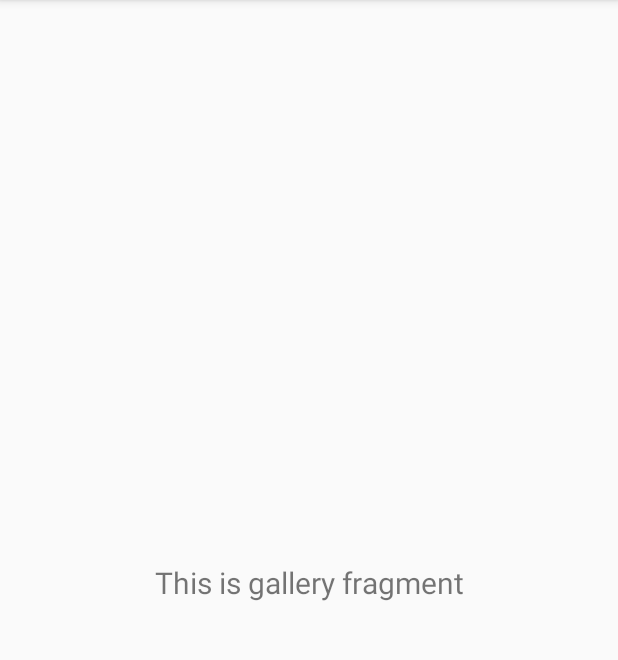
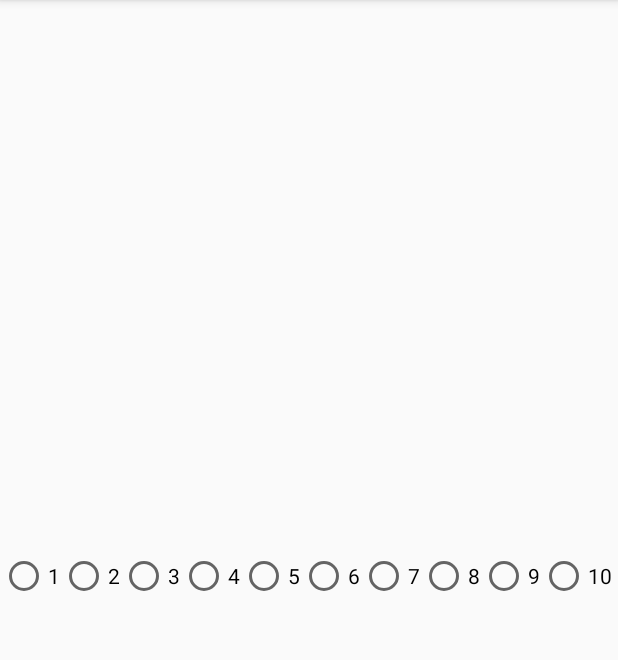
Before and after one commit to APoolio/CoffeeTracker, an Android app: the fragment GalleryFragment shown on its own in the app's theme, on a phone screen of 412 x 824 dp, the part 84-744 px from its top. Run offline under Robolectric (Android 15) with nearby library versions, the phone set to English and light mode, and no system bars; Roboto replaces fonts that are not available here.

```diff
--- a/app/src/main/java/com/example/coffeetracker/Coffee.java
+++ b/app/src/main/java/com/example/coffeetracker/Coffee.java
@@ -26,6 +26,8 @@ public class Coffee
     @ColumnInfo(name = "timeList")
     private ArrayList<String> mTimes = new ArrayList<>();
 
+    //@ColumnInfo(name = "productivityList")
+    //private ArrayList<String> mProductivity = new ArrayList<>();
 
     public Coffee(@NonNull String date, int count, ArrayList<String> times)
     {
@@ -40,6 +42,8 @@ public class Coffee
 
     public ArrayList<String> getTimes() { return mTimes; }
 
+    public ArrayList<String> getProductivity() { return mTimes; }
+
     public void setCount (int count) { this.mCount = count; }
 
     public void setDate (String date) { this.mDate = date; }
--- a/app/src/main/java/com/example/coffeetracker/CoffeeDao.java
+++ b/app/src/main/java/com/example/coffeetracker/CoffeeDao.java
@@ -22,4 +22,7 @@ public interface CoffeeDao
 
     @Query("SELECT * FROM coffee_table")
     LiveData<List<Coffee>> getAllCoffee();
+
+    @Query("SELECT * FROM coffee_table WHERE date = :date")
+    Coffee findCoffee(String date);
 }
--- a/app/src/main/java/com/example/coffeetracker/CoffeeViewModel.java
+++ b/app/src/main/java/com/example/coffeetracker/CoffeeViewModel.java
@@ -14,6 +14,7 @@ public class CoffeeViewModel extends AndroidViewModel
     //Reference to the repo
     private CoffeeRepository mRepository;
     private LiveData<List<Coffee>> mCoffee;
+    private LiveData<Coffee> findCoffee;
 
     public CoffeeViewModel(Application application)
     {
@@ -31,4 +32,6 @@ public class CoffeeViewModel extends AndroidViewModel
     public void updateCount(Coffee coffee) { mRepository.updateCount(coffee); }
 
     public LiveData<List<Coffee>> getAllCoffee() { return mCoffee; }
+
+    public Coffee findCoffee(String date) { return mRepository.findCoffee(date); }
 }
--- a/app/src/main/java/com/example/coffeetracker/ui/gallery/GalleryFragment.java
+++ b/app/src/main/java/com/example/coffeetracker/ui/gallery/GalleryFragment.java
@@ -4,12 +4,11 @@ import android.os.Bundle;
 import android.view.LayoutInflater;
 import android.view.View;
 import android.view.ViewGroup;
-import android.widget.TextView;
+import android.widget.RadioButton;
+import android.widget.RadioGroup;
 
 import androidx.annotation.NonNull;
-import androidx.annotation.Nullable;
 import androidx.fragment.app.Fragment;
-import androidx.lifecycle.Observer;
 import androidx.lifecycle.ViewModelProviders;
 
 import com.example.coffeetracker.R;
@@ -19,21 +18,58 @@ public class GalleryFragment extends Fragment
 
     private GalleryViewModel galleryViewModel;
 
+    private RadioGroup mRadioGroup;
+
     public View onCreateView(@NonNull LayoutInflater inflater,
             ViewGroup container, Bundle savedInstanceState)
     {
         galleryViewModel =
                 ViewModelProviders.of(this).get(GalleryViewModel.class);
         View root = inflater.inflate(R.layout.fragment_gallery, container, false);
-        final TextView textView = root.findViewById(R.id.text_gallery);
-        galleryViewModel.getText().observe(getViewLifecycleOwner(), new Observer<String>()
+
+        mRadioGroup = root.findViewById(R.id.radioGroup);
+
+        mRadioGroup.setOnCheckedChangeListener(new RadioGroup.OnCheckedChangeListener()
         {
-            @Override
-            public void onChanged(@Nullable String s)
+            public void onCheckedChanged(RadioGroup group, int checkedId)
             {
-                textView.setText(s);
+                // checkedId is the RadioButton selected
+                switch (checkedId)
+                {
+                    case R.id.radio_1:
+                        // switch to fragment 1
+                        break;
+                    case R.id.radio_2:
+                        // switch to fragment 1
+                        break;
+                    case R.id.radio_3:
+                        // switch to fragment 1
+                        break;
+                    case R.id.radio_4:
+                        // switch to fragment 1
+                        break;
+                    case R.id.radio_5:
+                        // switch to fragment 1
+                        break;
+                    case R.id.radio_6:
+                        // switch to fragment 1
+                        break;
+                    case R.id.radio_7:
+                        // switch to fragment 1
+                        break;
+                    case R.id.radio_8:
+                        // switch to fragment 1
+                        break;
+                    case R.id.radio_9:
+                        // switch to fragment 1
+                        break;
+                    case R.id.radio_10:
+                        // switch to fragment 1
+                        break;
+                }
             }
         });
+
         return root;
     }
 }
--- a/app/src/main/res/layout/fragment_gallery.xml
+++ b/app/src/main/res/layout/fragment_gallery.xml
@@ -6,17 +6,74 @@
     android:layout_height="match_parent"
     tools:context=".ui.gallery.GalleryFragment">
 
-    <TextView
-        android:id="@+id/text_gallery"
+    <RadioGroup
+        android:id="@+id/radioGroup"
         android:layout_width="match_parent"
         android:layout_height="wrap_content"
-        android:layout_marginStart="8dp"
-        android:layout_marginTop="8dp"
-        android:layout_marginEnd="8dp"
-        android:textAlignment="center"
-        android:textSize="20sp"
+        android:orientation="horizontal"
         app:layout_constraintBottom_toBottomOf="parent"
-        app:layout_constraintEnd_toEndOf="parent"
         app:layout_constraintStart_toStartOf="parent"
-        app:layout_constraintTop_toTopOf="parent" />
+        app:layout_constraintTop_toTopOf="parent">
+
+        <RadioButton
+            android:id="@+id/radio_1"
+            android:layout_width="wrap_content"
+            android:layout_height="wrap_content"
+            android:text="@string/_1" />
+
+        <RadioButton
+            android:id="@+id/radio_2"
+            android:layout_width="wrap_content"
+            android:layout_height="wrap_content"
+            android:text="@string/_2" />
+
+        <RadioButton
+            android:id="@+id/radio_3"
+            android:layout_width="wrap_content"
+            android:layout_height="wrap_content"
+            android:text="@string/_3" />
+
+        <RadioButton
+            android:id="@+id/radio_4"
+            android:layout_width="wrap_content"
+            android:layout_height="wrap_content"
+            android:text="@string/_4" />
+
+        <RadioButton
+            android:id="@+id/radio_5"
+            android:layout_width="wrap_content"
+            android:layout_height="wrap_content"
+            android:text="@string/_5" />
+
+        <RadioButton
+            android:id="@+id/radio_6"
+            android:layout_width="wrap_content"
+            android:layout_height="wrap_content"
+            android:text="@string/_6" />
+
+        <RadioButton
+            android:id="@+id/radio_7"
+            android:layout_width="wrap_content"
+            android:layout_height="wrap_content"
+            android:text="@string/_7" />
+
+        <RadioButton
+            android:id="@+id/radio_8"
+            android:layout_width="wrap_content"
+            android:layout_height="wrap_content"
+            android:text="@string/_8" />
+
+        <RadioButton
+            android:id="@+id/radio_9"
+            android:layout_width="wrap_content"
+            android:layout_height="wrap_content"
+            android:text="@string/_9" />
+
+        <RadioButton
+            android:id="@+id/radio_10"
+            android:layout_width="wrap_content"
+            android:layout_height="wrap_content"
+            android:text="@string/_10" />
+
+    </RadioGroup>
 </androidx.constraintlayout.widget.ConstraintLayout>
--- a/app/src/main/res/values/strings.xml
+++ b/app/src/main/res/values/strings.xml
@@ -15,4 +15,14 @@
     <string name="coffee">Coffee</string>
     <string name="_0">0</string>
     <string name="_8_oz">8 oz.</string>
+    <string name="_1">1</string>
+    <string name="_2">2</string>
+    <string name="_3">3</string>
+    <string name="_4">4</string>
+    <string name="_5">5</string>
+    <string name="_6">6</string>
+    <string name="_7">7</string>
+    <string name="_8">8</string>
+    <string name="_9">9</string>
+    <string name="_10">10</string>
 </resources>
```
Also changed, not shown: app/src/main/java/com/example/coffeetracker/CoffeeRepository.java (+23 -0 lines), app/src/main/java/com/example/coffeetracker/ui/home/HomeFragment.java (+34 -36 lines).
